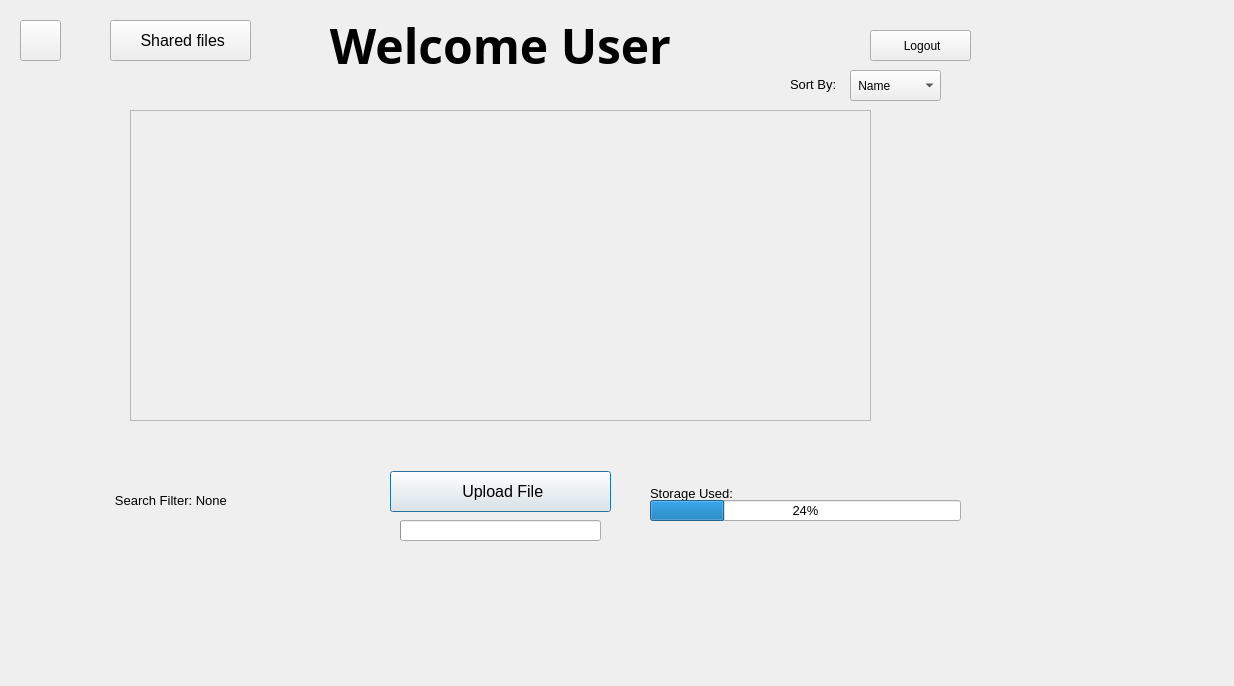
Old version of the form Main/client/gui/ui/user.ui in the repository SuperName3102/Final-Project.
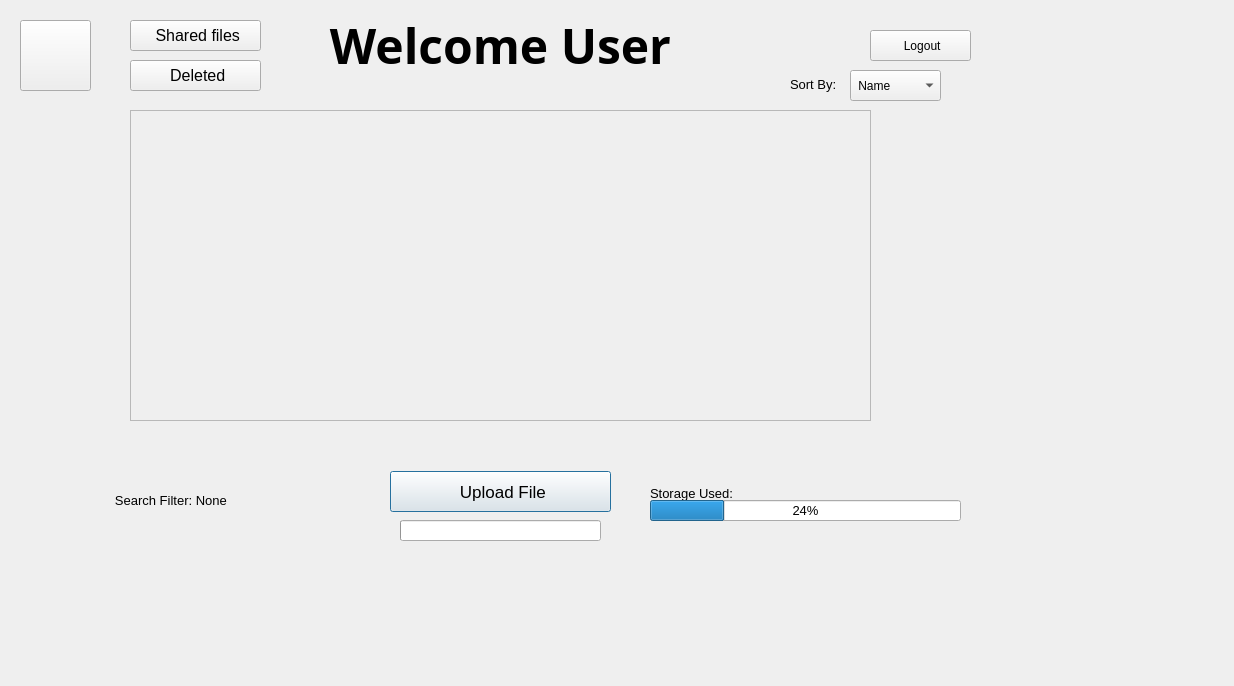
New version of the form.

Commit message:
Added recently deleted items
All deleted items go to the deleted items area, then they can be fully deleted by user.

```diff
--- a/Main/client/gui/ui/user.ui
+++ b/Main/client/gui/ui/user.ui
@@ -19,8 +19,8 @@
      <rect>
       <x>20</x>
       <y>20</y>
-      <width>41</width>
-      <height>41</height>
+      <width>71</width>
+      <height>71</height>
      </rect>
     </property>
     <property name="text">
@@ -105,7 +105,7 @@
     </property>
     <property name="font">
      <font>
-      <pointsize>12</pointsize>
+      <pointsize>13</pointsize>
      </font>
     </property>
     <property name="styleSheet">
@@ -256,10 +256,10 @@
    <widget class="QPushButton" name="shared_button">
     <property name="geometry">
      <rect>
-      <x>110</x>
+      <x>130</x>
       <y>20</y>
-      <width>141</width>
-      <height>41</height>
+      <width>131</width>
+      <height>31</height>
      </rect>
     </property>
     <property name="font">
@@ -372,6 +372,49 @@
      <string />
     </property>
    </widget>
+   <widget class="QPushButton" name="recently_deleted_button">
+    <property name="geometry">
+     <rect>
+      <x>130</x>
+      <y>60</y>
+      <width>131</width>
+      <height>31</height>
+     </rect>
+    </property>
+    <property name="font">
+     <font>
+      <pointsize>12</pointsize>
+     </font>
+    </property>
+    <property name="styleSheet">
+     <string notr="true" />
+    </property>
+    <property name="text">
+     <string> Deleted</string>
+    </property>
+    <property name="iconSize">
+     <size>
+      <width>20</width>
+      <height>20</height>
+     </size>
+    </property>
+   </widget>
+   <zorder>main_text</zorder>
+   <zorder>logout_button</zorder>
+   <zorder>upload_button</zorder>
+   <zorder>message</zorder>
+   <zorder>cwd</zorder>
+   <zorder>scrollFiles</zorder>
+   <zorder>storage_label</zorder>
+   <zorder>storage_remaining</zorder>
+   <zorder>search</zorder>
+   <zorder>shared_button</zorder>
+   <zorder>sort</zorder>
+   <zorder>label</zorder>
+   <zorder>file_upload_progress</zorder>
+   <zorder>recently_deleted_button</zorder>
+   <zorder>user_button</zorder>
+   <zorder>total_files</zorder>
   </widget>
  </widget>
  <resources />
```
The commit also changes 40 other files.
